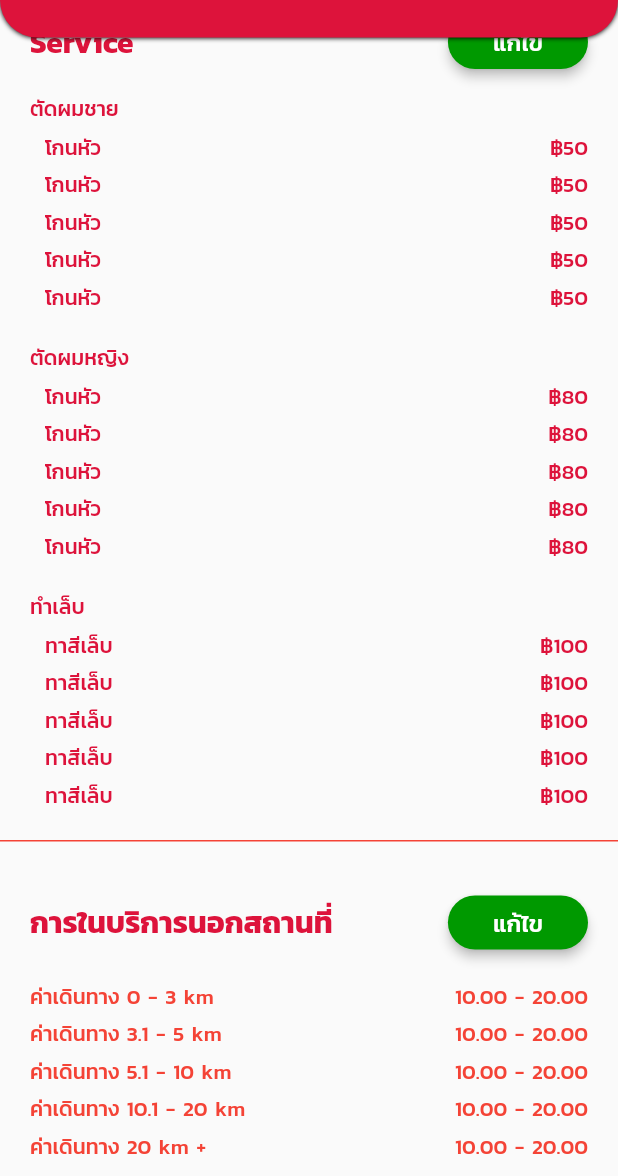
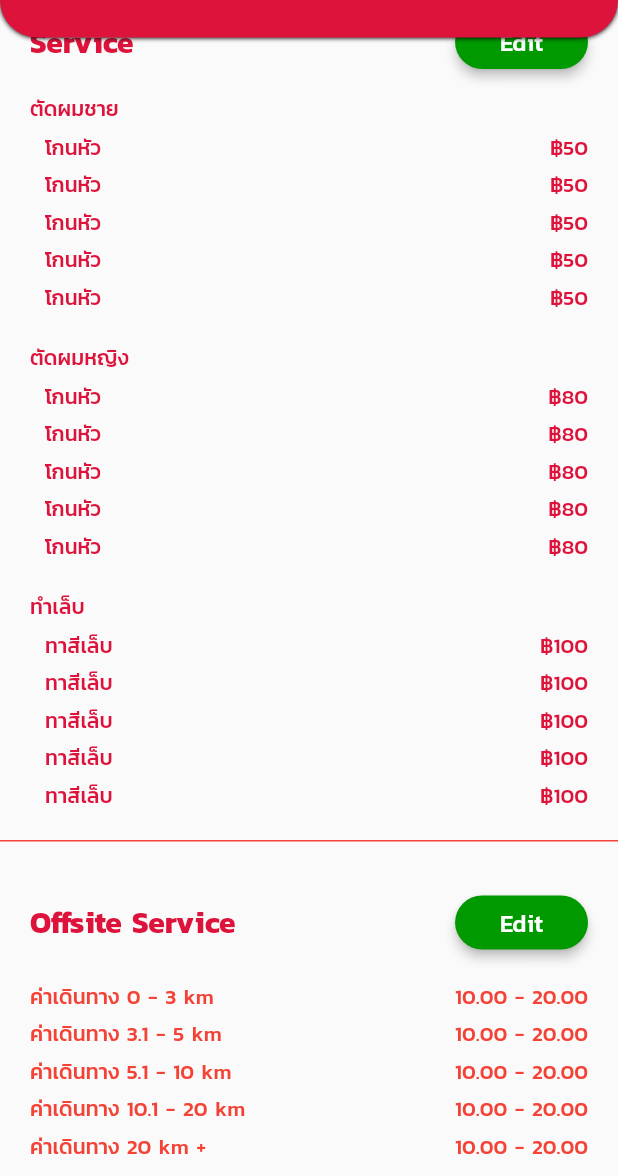
Before and after one commit to Ozarkk191/haircut_shop_app, a Flutter app: the AccountPage screen opened directly, scrolled down 464 dp, on a phone screen of 412 x 824 dp, the part 60-1236 px from its top. Run offline on Flutter 3.47's test engine with Material 2 defaults, Android fonts, the phone set to English and light mode, and no system bars; our stand-ins replace badges, bloc, cached_network_image, easy_localization, equatable, flutter_bloc and 7 more; missing offline and left inert: calendar_strip, flutter_statusbarcolor, multi_image_picker; accounts and stored records are empty; project files that could hold a hidden picture were left out.

```diff
--- a/lib/src/base_components/textfields/big_round_textfield.dart
+++ b/lib/src/base_components/textfields/big_round_textfield.dart
@@ -3,6 +3,7 @@ import 'package:flutter/material.dart';
 class BigRoundTextField extends StatelessWidget {
   final String initialValue;
   final String hintText;
+  final String labelText;
   final String errorText;
   final bool obscureText;
   final int maxLines;
@@ -30,6 +31,7 @@ class BigRoundTextField extends StatelessWidget {
     this.enabled,
     this.errorText,
     this.marginTop = 0,
+    this.labelText,
   }) : super(key: key);
 
   @override
@@ -54,6 +56,8 @@ class BigRoundTextField extends StatelessWidget {
           errorText: errorText,
           fillColor: const Color(0xFFEEEEEE),
           contentPadding: const EdgeInsets.symmetric(vertical: 12),
+          labelText: labelText,
+          labelStyle: new TextStyle(color: const Color(0xff000000)),
         ),
         initialValue: initialValue,
         textAlign: TextAlign.center,
--- a/lib/src/pages/account/editprofile/edit_outside.dart
+++ b/lib/src/pages/account/editprofile/edit_outside.dart
@@ -1,3 +1,4 @@
+import 'package:easy_localization/easy_localization.dart';
 import 'package:flutter/material.dart';
 import 'package:haircut_delivery_shop/src/base_components/appbars/custom_appbar.dart';
 
@@ -28,8 +29,9 @@ class EditOutside extends StatelessWidget {
             buildContainer(),
             checkDelivery(),
             listViewContainer(),
+            SizedBox(height: 20),
             RoundWidthHeightButton(
-              title: 'Save',
+              title: tr('btn_save'),
               callback: () {
                 Navigator.pop(context);
               },
@@ -46,12 +48,13 @@ class EditOutside extends StatelessWidget {
 
   Container listViewContainer() {
     return Container(
-      height: 300,
       child: ListView.builder(
+        shrinkWrap: true,
+        physics: const NeverScrollableScrollPhysics(),
         itemBuilder: (BuildContext context, int index) {
           return ItemEditDelivery(
             title: itemsKm[index],
-            price: '$index' + '0',
+            price: '${index + 1}' + '0',
           );
         },
         itemCount: itemsKm.length,
@@ -67,7 +70,7 @@ class EditOutside extends StatelessWidget {
           child: Checkbox(value: false, onChanged: (value) {}),
         ),
         Text(
-          'ยินดีให้บริการนอกสถานที่',
+          tr('account_accept_service'),
           style: TextStyle(
             color: HaircutColors.PRIMARY_COLOR,
             fontSize: 16,
@@ -82,7 +85,7 @@ class EditOutside extends StatelessWidget {
       alignment: Alignment.topLeft,
       margin: EdgeInsets.only(top: 20, left: 20, right: 20),
       child: Text(
-        'การให้บริการนอกสถานที่',
+        tr('account_offsite_service'),
         style: TextStyle(
             color: HaircutColors.PRIMARY_COLOR,
             fontSize: 20,
--- a/lib/src/pages/account/editprofile/edit_profile.dart
+++ b/lib/src/pages/account/editprofile/edit_profile.dart
@@ -1,6 +1,7 @@
 import 'dart:async';
 import 'dart:convert';
 import 'dart:io';
+import 'package:easy_localization/easy_localization.dart';
 import 'package:flutter/foundation.dart';
 import 'package:flutter/gestures.dart';
 import 'package:flutter/material.dart';
@@ -203,7 +204,7 @@ class _EditProfileState extends State<EditProfile> {
                   Container(
                     width: MediaQuery.of(context).size.width,
                     margin: EdgeInsets.only(left: 60),
-                    child: Text('ข้อมูลผู้ใช้'),
+                    child: Text(tr('edit_profile')),
                   ),
                   Container(
                     width: MediaQuery.of(context).size.width,
@@ -227,7 +228,7 @@ class _EditProfileState extends State<EditProfile> {
                     if (state is ShopnameErrorState) {
                       return BigRoundTextField(
                         marginTop: 20,
-                        hintText: 'Shop Name',
+                        hintText: tr('edit_shop_name'),
                         keyboardType: TextInputType.text,
                         onChanged: (value) {
                           _bloc.add(ShopnameFieldEvent(value: value));
@@ -240,7 +241,7 @@ class _EditProfileState extends State<EditProfile> {
                     } else {
                       return BigRoundTextField(
                         marginTop: 20,
-                        hintText: 'Shop Name',
+                        hintText: tr('edit_shop_name'),
                         keyboardType: TextInputType.text,
                         onChanged: (value) {
                           _bloc.add(ShopnameFieldEvent(value: value));
@@ -255,7 +256,7 @@ class _EditProfileState extends State<EditProfile> {
                       builder: (BuildContext context, ValidateState state) {
                     if (state is FirstErrorState) {
                       return BigRoundTextField(
-                        hintText: 'First Name',
+                        hintText: tr('edit_frist_name'),
                         marginTop: 10,
                         keyboardType: TextInputType.text,
                         onChanged: (value) {
@@ -268,7 +269,7 @@ class _EditProfileState extends State<EditProfile> {
                       );
                     } else {
                       return BigRoundTextField(
-                        hintText: 'First Name',
+                        hintText: tr('edit_frist_name'),
                         marginTop: 10,
                         keyboardType: TextInputType.text,
                         onChanged: (value) {
@@ -285,7 +286,7 @@ class _EditProfileState extends State<EditProfile> {
                     if (state is LastErrorState) {
                       return BigRoundTextField(
                         marginTop: 10,
-                        hintText: 'Last Name',
+                        hintText: tr('edit_last_name'),
                         keyboardType: TextInputType.text,
                         onChanged: (value) {
                           _bloc.add(LastnameFieldEvent(value: value));
@@ -298,7 +299,7 @@ class _EditProfileState extends State<EditProfile> {
                     } else {
                       return BigRoundTextField(
                         marginTop: 10,
-                        hintText: 'Last Name',
+                        hintText: tr('edit_last_name'),
                         keyboardType: TextInputType.text,
                         onChanged: (value) {
                           _bloc.add(LastnameFieldEvent(value: value));
@@ -314,7 +315,7 @@ class _EditProfileState extends State<EditProfile> {
                     if (state is AddressErrorState) {
                       return BigRoundTextField(
                         marginTop: 10,
-                        hintText: '',
+                        hintText: tr('edit_address'),
                         maxLines: 4,
                         keyboardType: TextInputType.text,
                         onChanged: (value) {
@@ -328,7 +329,7 @@ class _EditProfileState extends State<EditProfile> {
                     } else {
                       return BigRoundTextField(
                         marginTop: 10,
-                        hintText: '',
+                        hintText: tr('edit_address'),
                         maxLines: 4,
                         keyboardType: TextInputType.text,
                         onChanged: (value) {
@@ -348,7 +349,7 @@ class _EditProfileState extends State<EditProfile> {
                             _saveData();
                           },
                     color: !_check() ? Colors.grey : Color(0xffdd133b),
-                    textButton: 'Save',
+                    textButton: tr('btn_save'),
                   ),
                   SizedBox(
                     height: 20,
@@ -427,7 +428,7 @@ class _EditProfileState extends State<EditProfile> {
                       child: Padding(
                         padding: const EdgeInsets.all(10),
                         child: Text(
-                          'Update location on map',
+                          tr('add_my_place_open_map'),
                           style: const TextStyle(color: Colors.white),
                           textAlign: TextAlign.center,
                         ),
--- a/lib/src/pages/account/editprofile/edit_service.dart
+++ b/lib/src/pages/account/editprofile/edit_service.dart
@@ -1,3 +1,4 @@
+import 'package:easy_localization/easy_localization.dart';
 import 'package:flutter/material.dart';
 import 'package:haircut_delivery_shop/src/base_components/appbars/custom_appbar.dart';
 import 'package:haircut_delivery_shop/src/base_components/buttons/big_button.dart';
@@ -22,7 +23,7 @@ class EditService extends StatelessWidget {
             callback: () {
               Navigator.pop(context);
             },
-            title: 'Service',
+            title: tr('account_service'),
           ),
           Container(
             margin: EdgeInsets.only(top: 10),
@@ -54,7 +55,7 @@ class EditService extends StatelessWidget {
             ),
           ),
           RoundWidthHeightButton(
-            title: 'Save',
+            title: tr('btn_save'),
             callback: () {},
             width: 250,
             height: 40,
--- a/lib/src/pages/account/home_account_page.dart
+++ b/lib/src/pages/account/home_account_page.dart
@@ -1,4 +1,8 @@
+import 'dart:convert';
+
+import 'package:easy_localization/easy_localization.dart';
 import 'package:flutter/material.dart';
+import 'package:haircut_delivery_shop/models/address_model.dart';
 import 'package:haircut_delivery_shop/src/pages/account/editprofile/edit_open_time.dart';
 import 'package:haircut_delivery_shop/src/pages/account/editprofile/edit_outside.dart';
 import 'package:haircut_delivery_shop/src/pages/account/editprofile/edit_service.dart';
@@ -6,6 +10,7 @@ import 'package:haircut_delivery_shop/src/pages/account/editprofile/view_profile
 import 'package:haircut_delivery_shop/src/pages/account/item_listview/detail_service.dart';
 import 'package:haircut_delivery_shop/src/pages/account/item_listview/item.dart';
 import 'package:haircut_delivery_shop/src/pages/history/history_page.dart';
+import 'package:shared_preferences/shared_preferences.dart';
 
 import '../../base_components/appbars/custom_appbar.dart';
 import '../../base_components/buttons/dialog_button.dart';
@@ -15,14 +20,24 @@ import '../../base_components/constants/haircut_constants.dart';
 import '../../base_components/switches/green_switch.dart';
 import 'item_listview/detail_service.dart';
 
-class AccountPage extends StatelessWidget {
+class AccountPage extends StatefulWidget {
+  @override
+  _AccountPageState createState() => _AccountPageState();
+}
+
+class _AccountPageState extends State<AccountPage> {
+  String _shopName = 'Shop name';
+  String _firstName = 'Fristname';
+  String _lastName = 'Lastname';
+  // String _address = 'Address';
+
   final List<String> items = [
-    'Monday',
-    'Tuesday',
-    'Wednesday',
-    'Thursday',
-    'Friday',
-    'Saturday',
+    tr('account_monday'),
+    tr('account_tuesday'),
+    tr('account_wednesday'),
+    tr('account_thursday'),
+    tr('account_friday'),
+    tr('account_saturday'),
   ];
 
   final List<String> itemsKm = [
@@ -32,6 +47,7 @@ class AccountPage extends StatelessWidget {
     'ค่าเดินทาง 10.1 - 20 km',
     'ค่าเดินทาง 20 km +',
   ];
+
   final List<String> itemsHead = [
     'ตัดผมชาย',
     'ตัดผมหญิง',
@@ -43,11 +59,36 @@ class AccountPage extends StatelessWidget {
     'ทำสีผม',
     'ทาสีเล็บ',
   ];
+
   final List<String> itemsPrice = [
     '100',
     '300',
     '60',
   ];
+
+  _loadSharedPrefs() async {
+    SharedPreferences prefs = await SharedPreferences.getInstance();
+    String data = prefs.getString('address') ?? '';
+    if (data != '') {
+      var body = json.decode(data);
+      AddressModel address = AddressModel.fromJson(json.decode(body));
+
+      print('${address.firstname}');
+
+      setState(() {
+        _shopName = address.shopname;
+        _firstName = address.firstname;
+        _lastName = address.lastname;
+        // _address = address.address;
+      });
+    }
+  }
+
+  @override
+  void initState() {
+    _loadSharedPrefs();
+    super.initState();
+  }
 
   @override
   Widget build(BuildContext context) {
@@ -100,8 +141,8 @@ class AccountPage extends StatelessWidget {
                           color: HaircutColors.PRIMARY_COLOR,
                           child: Column(
                             children: <Widget>[
-                              headerContainer(
-                                  context, 'Open Time', Colors.white, () {
+                              headerContainer(context, tr('account_open_time'),
+                                  Colors.white, () {
                                 Navigator.push(
                                     context,
                                     MaterialPageRoute(
@@ -119,9 +160,8 @@ class AccountPage extends StatelessWidget {
                   Container(
                     child: Column(
                       children: <Widget>[
-                        headerContainer(
-                            context, 'Service', HaircutColors.PRIMARY_COLOR,
-                            () {
+                        headerContainer(context, tr('account_service'),
+                            HaircutColors.PRIMARY_COLOR, () {
                           Navigator.push(
                               context,
                               MaterialPageRoute(
@@ -156,7 +196,7 @@ class AccountPage extends StatelessWidget {
                   Container(
                     child: Column(
                       children: <Widget>[
-                        headerContainer(context, 'การในบริการนอกสถานที่',
+                        headerContainer(context, tr('account_offsite_service'),
                             HaircutColors.PRIMARY_COLOR, () {
                           Navigator.push(
                               context,
@@ -216,7 +256,7 @@ class AccountPage extends StatelessWidget {
             ),
           ),
           DialogButton(
-            title: 'แก้ไข',
+            title: tr('account_edit'),
             callback: callback,
           ),
         ],
@@ -245,7 +285,7 @@ class AccountPage extends StatelessWidget {
               alignment: Alignment.centerLeft,
               margin: EdgeInsetsDirectional.only(start: 20),
               child: Text(
-                'Status',
+                tr('account_status'),
                 style:
                     TextStyle(fontWeight: FontWeight.bold, color: Colors.white),
               ),
@@ -256,12 +296,12 @@ class AccountPage extends StatelessWidget {
                 mainAxisAlignment: MainAxisAlignment.end,
                 children: <Widget>[
                   Text(
-                    'Open',
+                    tr('account_status_open'),
                     style: TextStyle(fontSize: 10, color: Colors.white),
                   ),
                   GreenSwitch(value: false, onChanged: (value) {}),
                   Text(
-                    'Close',
+                    tr('account_status_close'),
                     style: TextStyle(fontSize: 10, color: Colors.white),
                   ),
                 ],
@@ -281,14 +321,14 @@ class AccountPage extends StatelessWidget {
         crossAxisAlignment: CrossAxisAlignment.start,
         children: <Widget>[
           Text(
-            'Shop name',
+            _shopName,
             style: TextStyle(
               fontSize: 16,
               fontWeight: FontWeight.bold,
             ),
           ),
           Text(
-            'Firstname Lastname',
+            '$_firstName $_lastName',
             style: TextStyle(
               fontSize: 12,
             ),
@@ -331,7 +371,7 @@ class AccountPage extends StatelessWidget {
             ),
           ),
           RoundWidthHeightButton(
-            title: 'Edit Profile',
+            title: tr('account_edit_profile'),
             callback: () {
               Navigator.push(context,
                   MaterialPageRoute(builder: (context) => ViewProfile()));
--- a/lib/src/pages/loading/loading_page.dart
+++ b/lib/src/pages/loading/loading_page.dart
@@ -1,7 +1,9 @@
 import 'dart:async';
 
+import 'package:easy_localization/easy_localization.dart';
 import 'package:flutter/material.dart';
 import 'package:haircut_delivery_shop/src/pages/Login/login_page.dart';
+import 'package:shared_preferences/shared_preferences.dart';
 import '../../base_components/colors/haircut_colors.dart';
 
 class LoadingPage extends StatefulWidget {
@@ -13,6 +15,7 @@ class _LoadingPageState extends State<LoadingPage> {
   @override
   void initState() {
     super.initState();
+
     startTimer();
   }
 
--- a/lib/src/pages/pinlocation/pin_location_screen.dart
+++ b/lib/src/pages/pinlocation/pin_location_screen.dart
@@ -1,4 +1,5 @@
 import 'dart:async';
+import 'package:easy_localization/easy_localization.dart';
 import 'package:flutter/material.dart';
 import 'package:geolocator/geolocator.dart';
 import 'package:google_maps_flutter/google_maps_flutter.dart';
@@ -91,7 +92,7 @@ class _PinLocationScreenState extends State<PinLocationScreen> {
                   child: SizedBox(
                     width: double.infinity,
                     child: PrimaryButton(
-                      text: 'btn_confirm',
+                      text: tr('btn_confirm'),
                       onPressed: () {
                         _goBack();
                       },
```
Also changed, not shown: assets/strings/en-US.json (+36 -71 lines), assets/strings/th-TH.json (+36 -71 lines), lib/src/pages/account/editprofile/edit_account.dart (+11 -10 lines), lib/src/pages/account/editprofile/edit_open_time.dart (+10 -9 lines), lib/src/pages/account/editprofile/view_profile.dart (+20 -18 lines), lib/src/pages/bookinginfo/booking_info_page.dart (+14 -13 lines), lib/src/pages/bookinginfo/cancelbooking/cancel_booking.dart (+6 -5 lines), lib/src/pages/login/login_page.dart (+53 -4 lines).
